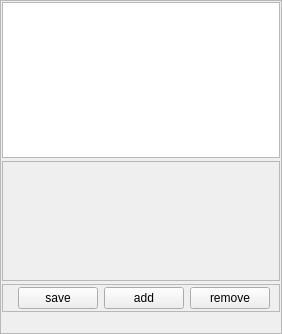
This is src/blackgui/components/settingsnetworkserverscomponent.ui in swift-project/pilotclient as Qt 5 draws it before an edit. The edited form follows.
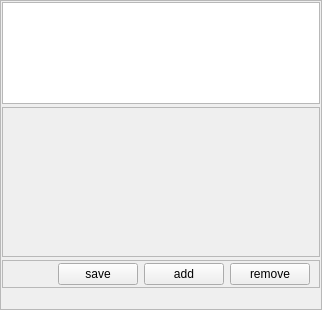
This is the edited form. Custom widgets are drawn as their Qt base class.

Commit message: refs #681, GUI FSD setup * form base class adjusted * GUI form UI

Patch:
```diff
--- a/src/blackgui/components/settingsnetworkserverscomponent.ui
+++ b/src/blackgui/components/settingsnetworkserverscomponent.ui
@@ -6,10 +6,16 @@
    <rect>
     <x>0</x>
     <y>0</y>
-    <width>282</width>
-    <height>334</height>
+    <width>322</width>
+    <height>310</height>
    </rect>
   </property>
+  <property name="minimumSize">
+   <size>
+    <width>0</width>
+    <height>150</height>
+   </size>
+  </property>
   <property name="windowTitle">
    <string>Frame</string>
   </property>
@@ -52,11 +58,11 @@
     </widget>
    </item>
    <item>
-    <widget class="BlackGui::Components::CServerForm" name="frp_ServerForm">
+    <widget class="BlackGui::Editors::CServerForm" name="form_Server">
      <property name="minimumSize">
       <size>
        <width>0</width>
-       <height>120</height>
+       <height>150</height>
       </size>
      </property>
      <property name="frameShape">
@@ -143,7 +149,7 @@
       <enum>Qt::Vertical</enum>
      </property>
      <property name="sizeType">
-      <enum>QSizePolicy::MinimumExpanding</enum>
+      <enum>QSizePolicy::Fixed</enum>
      </property>
      <property name="sizeHint" stdset="0">
       <size>
@@ -156,17 +162,17 @@
   </layout>
  </widget>
  <customwidgets>
-  <customwidget>
-   <class>BlackGui::Components::CServerForm</class>
-   <extends>QFrame</extends>
-   <header>blackgui/components/serverform.h</header>
-   <container>1</container>
-  </customwidget>
   <customwidget>
    <class>BlackGui::Views::CServerView</class>
    <extends>QTableView</extends>
    <header>blackgui/views/serverview.h</header>
   </customwidget>
+  <customwidget>
+   <class>BlackGui::Editors::CServerForm</class>
+   <extends>QFrame</extends>
+   <header>blackgui/editors/serverform.h</header>
+   <container>1</container>
+  </customwidget>
  </customwidgets>
  <resources/>
  <connections/>
```
Left out of the diff: 2 changed lines with no effect on the pictures. The commit also changes 6 other files.
